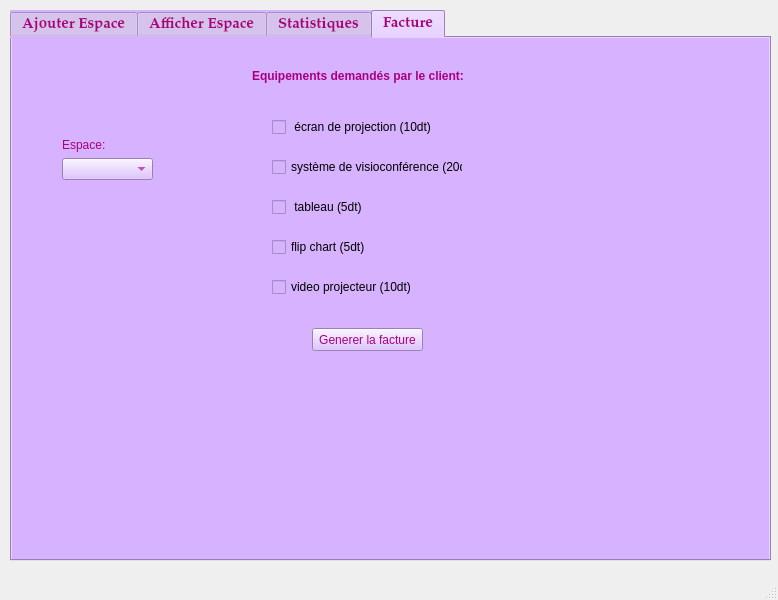
This is mainwindow.ui in hindkh21/Smart_Coworking_Space_2A30 as Qt 5 draws it before an edit. The edited form follows.
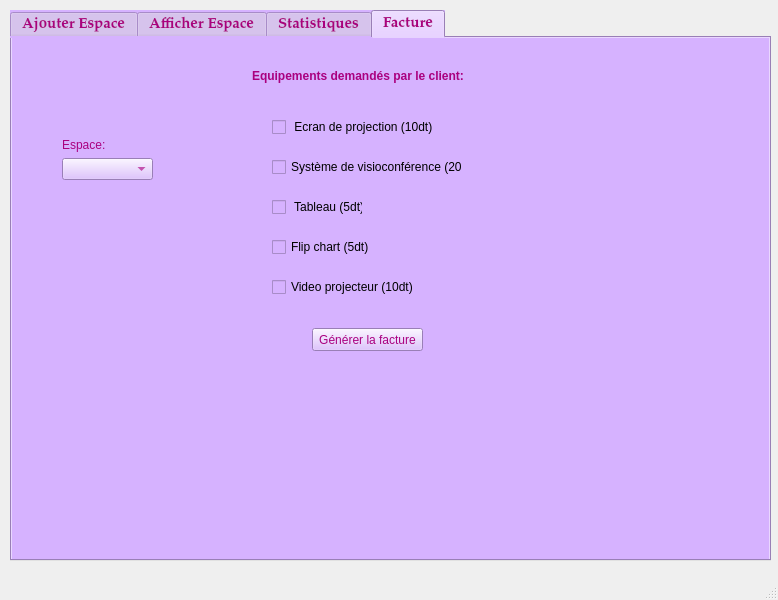
This is the edited form. The open tabs and pages were chosen to show the change. Icons and pictures are not drawn. Custom widgets are drawn as their Qt base class.

```diff
--- a/mainwindow.ui
+++ b/mainwindow.ui
@@ -753,7 +753,7 @@
        <string notr="true">color: rgb(0, 0, 0);</string>
       </property>
       <property name="text">
-       <string> écran de projection (10dt)</string>
+       <string> Ecran de projection (10dt)</string>
       </property>
      </widget>
      <widget class="QCheckBox" name="checkBox_2">
@@ -770,7 +770,7 @@
 </string>
       </property>
       <property name="text">
-       <string>système de visioconférence (20dt)</string>
+       <string>Système de visioconférence (20dt)</string>
       </property>
      </widget>
      <widget class="QCheckBox" name="checkBox_3">
@@ -786,7 +786,7 @@
        <string notr="true">color: rgb(0, 0, 0);</string>
       </property>
       <property name="text">
-       <string> tableau (5dt)</string>
+       <string> Tableau (5dt)</string>
       </property>
      </widget>
      <widget class="QCheckBox" name="checkBox_4">
@@ -802,7 +802,7 @@
        <string notr="true">color: rgb(0, 0, 0);</string>
       </property>
       <property name="text">
-       <string>flip chart (5dt)</string>
+       <string>Flip chart (5dt)</string>
       </property>
      </widget>
      <widget class="QCheckBox" name="checkBox_5">
@@ -818,7 +818,7 @@
        <string notr="true">color: rgb(0, 0, 0);</string>
       </property>
       <property name="text">
-       <string>video projecteur (10dt)</string>
+       <string>Video projecteur (10dt)</string>
       </property>
      </widget>
      <widget class="QPushButton" name="Facture_pb">
@@ -831,7 +831,7 @@
        </rect>
       </property>
       <property name="text">
-       <string>Generer la facture</string>
+       <string>Générer la facture</string>
       </property>
      </widget>
      <widget class="QComboBox" name="select_esp">
```
